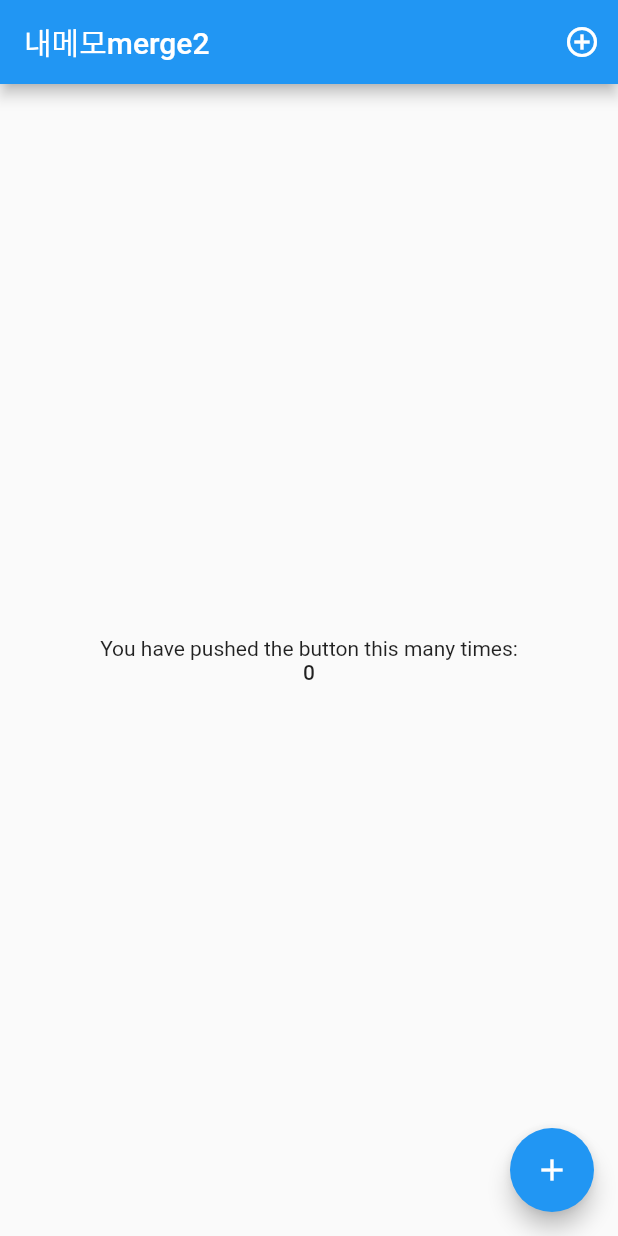
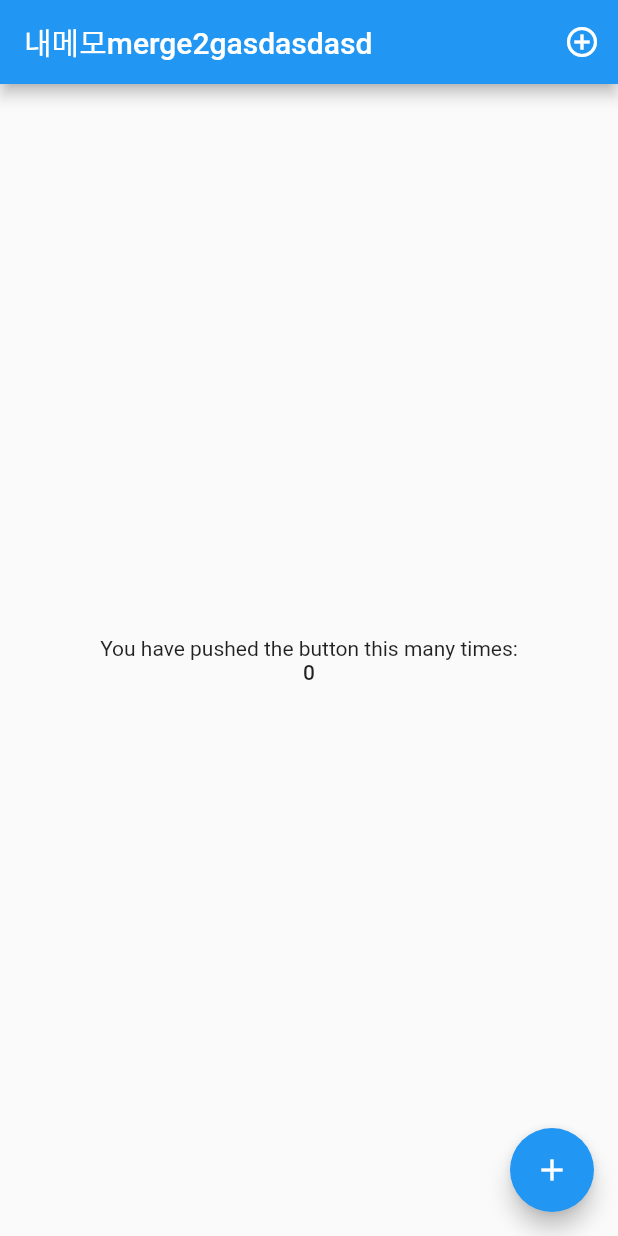
Before and after one commit to dofordev/nememoF, a Flutter app: the screen it shows after launch, on a phone screen of 412 x 824 dp. Run offline on Flutter 3.47's test engine with Material 2 defaults, Android fonts, the phone set to English and light mode, and no system bars.

```diff
--- a/lib/main.dart
+++ b/lib/main.dart
@@ -12,7 +12,7 @@ class MyApp extends StatelessWidget {
 
         primarySwatch: Colors.blue,
       ),
-      home: MyHomePage(title: '내메모merge2'),
+      home: MyHomePage(title: '내메모merge2gasdasdasd'),
     );
   }
 }
```
